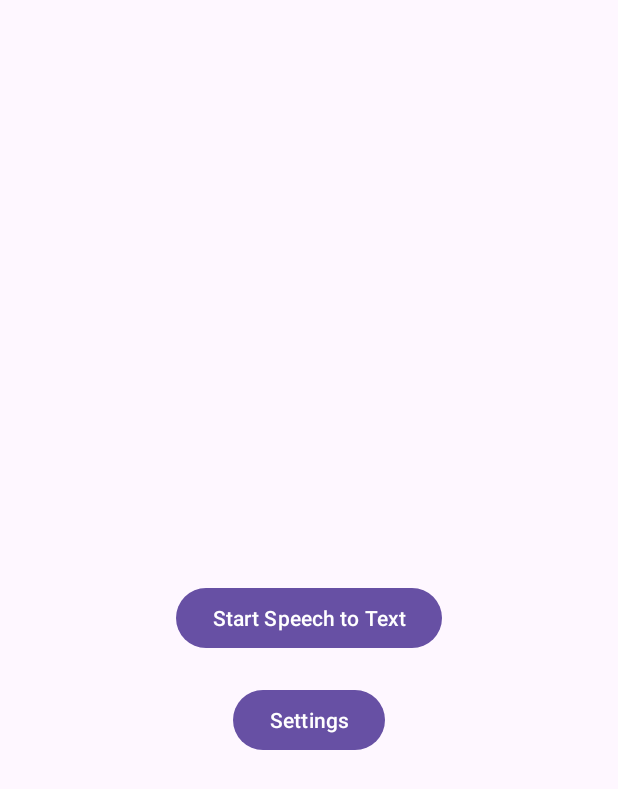
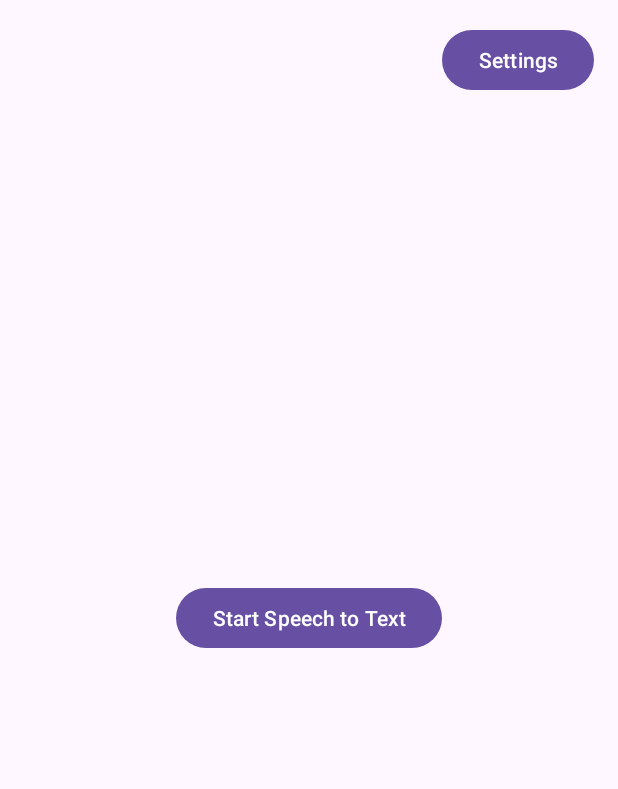
Before and after one commit to hje1072/WonderOrb, an Android app: the screen it shows after launch (MainActivity), on a phone screen of 412 x 824 dp. Shown: the top 789 px of the screen. Run offline under Robolectric (Android 15) with nearby library versions, the phone set to English and light mode, and no system bars; libraries missing offline, so code that uses them is left out: net.gotev.speech; 2 statements that could not run were skipped.

Commit message:
beta ver 1.0.1

```diff
--- a/app/src/main/res/layout/activity_main.xml
+++ b/app/src/main/res/layout/activity_main.xml
@@ -1,6 +1,17 @@
 <RelativeLayout xmlns:android="http://schemas.android.com/apk/res/android"
     android:layout_width="match_parent"
     android:layout_height="match_parent">
+
+    <!-- 설정 버튼 -->
+    <Button
+        android:id="@+id/settingsButton"
+        android:layout_width="wrap_content"
+        android:layout_height="wrap_content"
+        android:text="Settings"
+        android:layout_alignParentTop="true"
+        android:layout_alignParentEnd="true"
+        android:layout_marginTop="16dp"
+        android:layout_marginEnd="16dp" />
 
     <!-- 음성 인식 버튼 -->
     <Button
@@ -8,16 +19,5 @@
         android:layout_width="wrap_content"
         android:layout_height="wrap_content"
         android:text="Start Speech to Text"
-        android:layout_centerHorizontal="true"
-        android:layout_centerVertical="true" />
-
-    <!-- 설정 버튼 -->
-    <Button
-        android:id="@+id/settingsButton"
-        android:layout_width="wrap_content"
-        android:layout_height="wrap_content"
-        android:text="Settings"
-        android:layout_below="@id/speechButton"
-        android:layout_centerHorizontal="true"
-        android:layout_marginTop="20dp" />
+        android:layout_centerInParent="true" />
 </RelativeLayout>
--- a/app/src/main/res/values/colors.xml
+++ b/app/src/main/res/values/colors.xml
@@ -2,5 +2,4 @@
 <resources>
     <color name="black">#FF000000</color>
     <color name="white">#FFFFFFFF</color>
-
 </resources>
--- a/app/src/main/res/values/themes.xml
+++ b/app/src/main/res/values/themes.xml
@@ -3,6 +3,7 @@
     <style name="Base.Theme.WonderOrb" parent="Theme.Material3.DayNight.NoActionBar">
         <!-- Customize your light theme here. -->
         <!-- <item name="colorPrimary">@color/my_light_primary</item> -->
+
     </style>
 
     <style name="Theme.WonderOrb" parent="Base.Theme.WonderOrb" />
```
